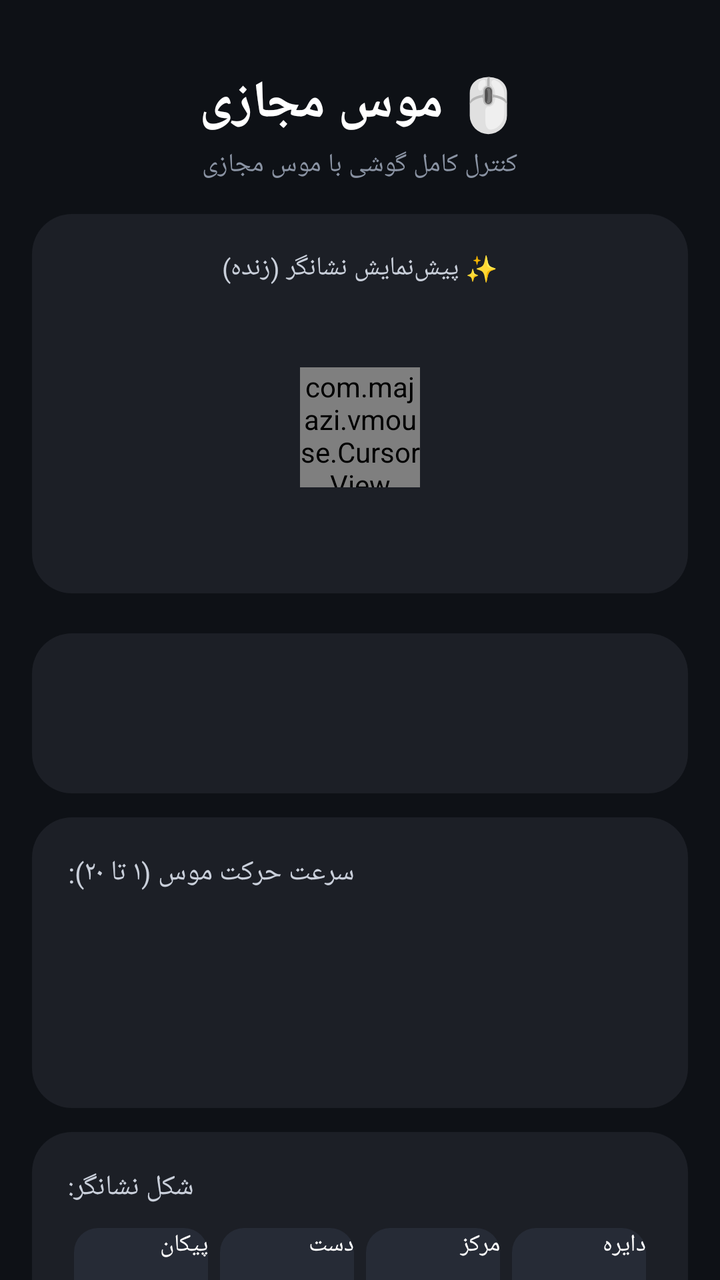
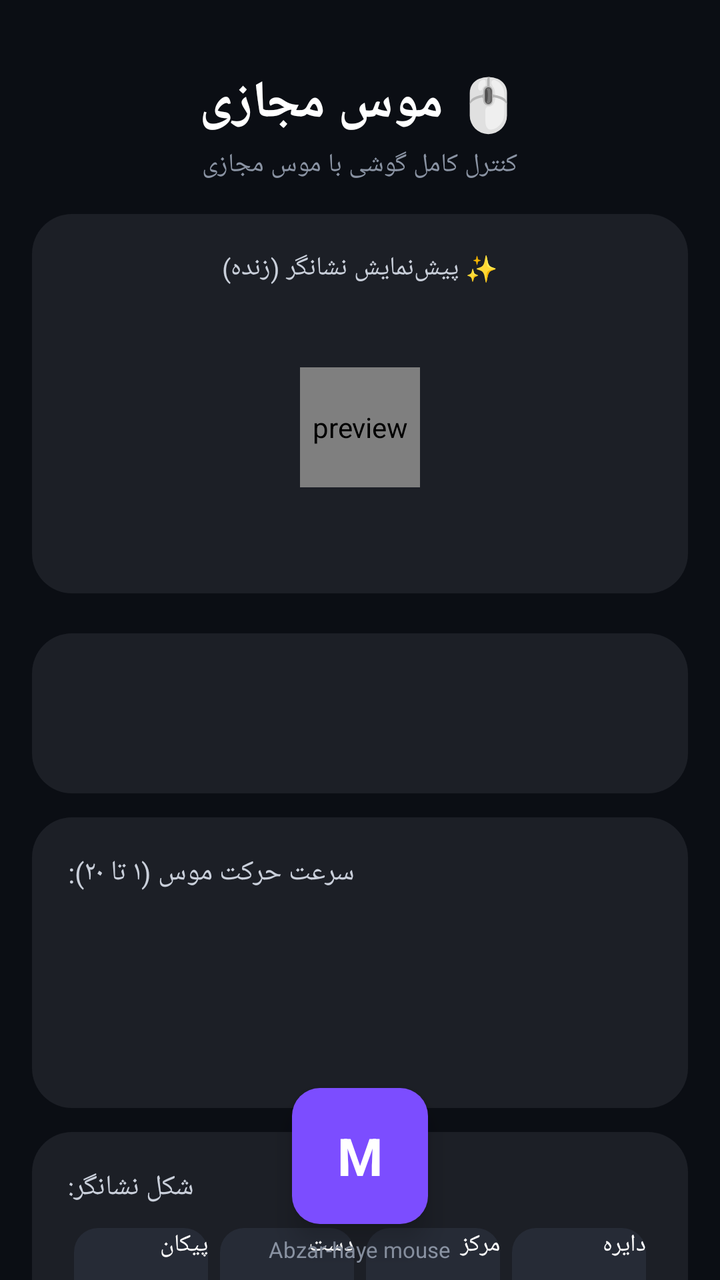

Compare the two renders of this Android layout. The source of the first and the diff that turns it into the second are given below.
<!-- AndroidManifest.xml: application theme AppTheme -->
<!-- res/layout/activity_main.xml -->
<?xml version="1.0" encoding="utf-8"?>
<ScrollView xmlns:android="http://schemas.android.com/apk/res/android"
    android:layout_width="match_parent"
    android:layout_height="match_parent"
    android:fillViewport="true"
    android:scrollbars="none">

    <LinearLayout
        android:layout_width="match_parent"
        android:layout_height="wrap_content"
        android:orientation="vertical"
        android:padding="16dp">

        <TextView
            android:layout_width="wrap_content"
            android:layout_height="wrap_content"
            android:layout_gravity="center"
            android:layout_marginTop="18dp"
            android:text="@string/title"
            android:textColor="#FFFFFF"
            android:textSize="26sp"
            android:textStyle="bold" />

        <TextView
            android:layout_width="wrap_content"
            android:layout_height="wrap_content"
            android:layout_gravity="center"
            android:layout_marginTop="4dp"
            android:text="کنترل کامل گوشی با موس مجازی"
            android:textColor="#8A93A3"
            android:textSize="13sp" />

        
        <LinearLayout
            android:layout_width="match_parent"
            android:layout_height="wrap_content"
            android:layout_marginTop="16dp"
            android:background="@drawable/bg_card"
            android:orientation="vertical"
            android:padding="18dp">

            <TextView
                android:layout_width="wrap_content"
                android:layout_height="wrap_content"
                android:layout_gravity="center"
                android:text="✨ پیش‌نمایش نشانگر (زنده)"
                android:textColor="#C9CFDA"
                android:textSize="13sp" />

            <FrameLayout
                android:layout_width="match_parent"
                android:layout_height="130dp"
                android:layout_marginTop="6dp">

                <com.majazi.vmouse.CursorView
                    android:id="@+id/cursor_preview"
                    android:layout_width="60dp"
                    android:layout_height="60dp"
                    android:layout_gravity="center" />
            </FrameLayout>
        </LinearLayout>

        
        <LinearLayout
            android:layout_width="match_parent"
            android:layout_height="wrap_content"
            android:layout_marginTop="20dp"
            android:background="@drawable/bg_card"
            android:orientation="vertical"
            android:padding="18dp">

            <TextView
                android:id="@+id/status_text"
                android:layout_width="wrap_content"
                android:layout_height="wrap_content"
                android:textColor="#FFFFFF"
                android:textSize="15sp" />

            <TextView
                android:id="@+id/notif_status"
                android:layout_width="wrap_content"
                android:layout_height="wrap_content"
                android:layout_marginTop="6dp"
                android:textColor="#8A93A3"
                android:textSize="13sp" />
        </LinearLayout>

        
        <LinearLayout
            android:layout_width="match_parent"
            android:layout_height="wrap_content"
            android:layout_marginTop="12dp"
            android:background="@drawable/bg_card"
            android:orientation="vertical"
            android:padding="18dp">

            <TextView
                android:layout_width="wrap_content"
                android:layout_height="wrap_content"
                android:text="@string/sensitivity_label"
                android:textColor="#C9CFDA"
                android:textSize="14sp" />

            <TextView
                android:id="@+id/sensitivity_label"
                android:layout_width="wrap_content"
                android:layout_height="wrap_content"
                android:layout_marginTop="4dp"
                android:textColor="#7C4DFF"
                android:textSize="15sp"
                android:textStyle="bold" />

            <SeekBar
                android:id="@+id/sensitivity_seek"
                android:layout_width="match_parent"
                android:layout_height="wrap_content"
                android:layout_marginTop="4dp" />

            <TextView
                android:id="@+id/size_label"
                android:layout_width="wrap_content"
                android:layout_height="wrap_content"
                android:layout_marginTop="10dp"
                android:textColor="#7C4DFF"
                android:textSize="15sp"
                android:textStyle="bold" />

            <SeekBar
                android:id="@+id/size_seek"
                android:layout_width="match_parent"
                android:layout_height="wrap_content"
                android:layout_marginTop="4dp" />

            <TextView
                android:id="@+id/current_config"
                android:layout_width="wrap_content"
                android:layout_height="wrap_content"
                android:layout_marginTop="10dp"
                android:textColor="#8A93A3"
                android:textSize="13sp" />
        </LinearLayout>

        
        <LinearLayout
            android:layout_width="match_parent"
            android:layout_height="wrap_content"
            android:layout_marginTop="12dp"
            android:background="@drawable/bg_card"
            android:orientation="vertical"
            android:padding="18dp">

            <TextView
                android:layout_width="wrap_content"
                android:layout_height="wrap_content"
                android:text="@string/shape_label"
                android:textColor="#C9CFDA"
                android:textSize="14sp" />

            <LinearLayout
                android:layout_width="match_parent"
                android:layout_height="wrap_content"
                android:layout_marginTop="8dp"
                android:orientation="horizontal">

                <Button
                    android:id="@+id/shape_arrow"
                    android:layout_width="0dp"
                    android:layout_height="38dp"
                    android:layout_margin="3dp"
                    android:layout_weight="1"
                    android:background="@drawable/bg_chip"
                    android:text="پیکان"
                    android:textColor="#FFFFFF"
                    android:textSize="12sp" />

                <Button
                    android:id="@+id/shape_hand"
                    android:layout_width="0dp"
                    android:layout_height="38dp"
                    android:layout_margin="3dp"
                    android:layout_weight="1"
                    android:background="@drawable/bg_chip"
                    android:text="دست"
                    android:textColor="#FFFFFF"
                    android:textSize="12sp" />

                <Button
                    android:id="@+id/shape_center"
                    android:layout_width="0dp"
                    android:layout_height="38dp"
                    android:layout_margin="3dp"
                    android:layout_weight="1"
                    android:background="@drawable/bg_chip"
                    android:text="مرکز"
                    android:textColor="#FFFFFF"
                    android:textSize="12sp" />

                <Button
                    android:id="@+id/shape_circle"
                    android:layout_width="0dp"
                    android:layout_height="38dp"
                    android:layout_margin="3dp"
                    android:layout_weight="1"
                    android:background="@drawable/bg_chip"
                    android:text="دایره"
                    android:textColor="#FFFFFF"
                    android:textSize="12sp" />
            </LinearLayout>

            <TextView
                android:layout_width="wrap_content"
                android:layout_height="wrap_content"
                android:layout_marginTop="14dp"
                android:text="@string/color_label"
                android:textColor="#C9CFDA"
                android:textSize="14sp" />

            <LinearLayout
                android:layout_width="wrap_content"
                android:layout_height="wrap_content"
                android:layout_marginTop="10dp"
                android:layout_gravity="center"
                android:orientation="horizontal">

                <Button
                    android:id="@+id/color_purple"
                    android:layout_width="40dp"
                    android:layout_height="40dp"
                    android:layout_margin="6dp"
                    android:background="@drawable/bg_dot_purple" />

                <Button
                    android:id="@+id/color_white"
                    android:layout_width="40dp"
                    android:layout_height="40dp"
                    android:layout_margin="6dp"
                    android:background="@drawable/bg_dot_white" />

                <Button
                    android:id="@+id/color_red"
                    android:layout_width="40dp"
                    android:layout_height="40dp"
                    android:layout_margin="6dp"
                    android:background="@drawable/bg_dot_red" />

                <Button
                    android:id="@+id/color_green"
                    android:layout_width="40dp"
                    android:layout_height="40dp"
                    android:layout_margin="6dp"
                    android:background="@drawable/bg_dot_green" />

                <Button
                    android:id="@+id/color_blue"
                    android:layout_width="40dp"
                    android:layout_height="40dp"
                    android:layout_margin="6dp"
                    android:background="@drawable/bg_dot_blue" />
            </LinearLayout>
        </LinearLayout>

        
        <LinearLayout
            android:layout_width="match_parent"
            android:layout_height="wrap_content"
            android:layout_marginTop="12dp"
            android:background="@drawable/bg_card"
            android:orientation="vertical"
            android:padding="18dp">

            <Button
                android:id="@+id/btn_accessibility"
                android:layout_width="match_parent"
                android:layout_height="46dp"
                android:background="@drawable/bg_accent"
                android:text="@string/open_accessibility"
                android:textColor="#FFFFFF"
                android:textSize="13sp" />

            <Button
                android:id="@+id/btn_app_info"
                android:layout_width="match_parent"
                android:layout_height="46dp"
                android:layout_marginTop="8dp"
                android:background="@drawable/bg_chip"
                android:text="@string/open_app_info"
                android:textColor="#FFFFFF"
                android:textSize="13sp" />

            <Button
                android:id="@+id/btn_notification"
                android:layout_width="match_parent"
                android:layout_height="46dp"
                android:layout_marginTop="8dp"
                android:background="@drawable/bg_chip"
                android:text="@string/request_notification"
                android:textColor="#FFFFFF"
                android:textSize="13sp" />
        </LinearLayout>

        
        <LinearLayout
            android:layout_width="match_parent"
            android:layout_height="wrap_content"
            android:layout_marginTop="12dp"
            android:background="@drawable/bg_card"
            android:orientation="vertical"
            android:padding="18dp">

            <TextView
                android:layout_width="wrap_content"
                android:layout_height="wrap_content"
                android:text="🎯 کالیبراسیون (اگر کلیک کمی جابه‌جا بود)"
                android:textColor="#C9CFDA"
                android:textSize="14sp" />

            <TextView
                android:layout_width="wrap_content"
                android:layout_height="wrap_content"
                android:layout_marginTop="8dp"
                android:text="افقی ← →"
                android:textColor="#8A93A3"
                android:textSize="12sp" />

            <SeekBar
                android:id="@+id/cal_x_seek"
                android:layout_width="match_parent"
                android:layout_height="wrap_content" />

            <TextView
                android:layout_width="wrap_content"
                android:layout_height="wrap_content"
                android:layout_marginTop="6dp"
                android:text="عمودی ↑ ↓"
                android:textColor="#8A93A3"
                android:textSize="12sp" />

            <SeekBar
                android:id="@+id/cal_y_seek"
                android:layout_width="match_parent"
                android:layout_height="wrap_content" />

            <Button
                android:id="@+id/btn_cal_reset"
                android:layout_width="match_parent"
                android:layout_height="40dp"
                android:layout_marginTop="10dp"
                android:background="@drawable/bg_chip"
                android:text="ریست کالیبراسیون"
                android:textColor="#FFFFFF"
                android:textSize="13sp" />
        </LinearLayout>

        
        <LinearLayout
            android:layout_width="match_parent"
            android:layout_height="wrap_content"
            android:layout_marginTop="12dp"
            android:layout_marginBottom="20dp"
            android:background="@drawable/bg_card"
            android:orientation="vertical"
            android:padding="18dp">

            <TextView
                android:layout_width="wrap_content"
                android:layout_height="wrap_content"
                android:text="@string/guide_title"
                android:textColor="#FFFFFF"
                android:textSize="16sp"
                android:textStyle="bold" />

            <TextView
                android:layout_width="wrap_content"
                android:layout_height="wrap_content"
                android:layout_marginTop="8dp"
                android:lineSpacingMultiplier="1.4"
                android:text="@string/guide_text"
                android:textColor="#B9C0CC"
                android:textSize="13sp" />
        </LinearLayout>

    </LinearLayout>
</ScrollView>
<!-- resources referenced by this layout -->
<resources>
  <!-- drawable bg_accent (drawable) -->
  <?xml version="1.0" encoding="utf-8"?>
  <shape xmlns:android="http://schemas.android.com/apk/res/android" android:shape="rectangle">
      <solid android:color="#7C4DFF" />
      <corners android:radius="14dp" />
  </shape>
  <!-- drawable bg_card (drawable) -->
  <?xml version="1.0" encoding="utf-8"?>
  <shape xmlns:android="http://schemas.android.com/apk/res/android" android:shape="rectangle">
      <solid android:color="#1C1F26" />
      <corners android:radius="20dp" />
  </shape>
  <!-- drawable bg_chip (drawable) -->
  <?xml version="1.0" encoding="utf-8"?>
  <shape xmlns:android="http://schemas.android.com/apk/res/android" android:shape="rectangle">
      <solid android:color="#262B36" />
      <corners android:radius="12dp" />
  </shape>
  <!-- drawable bg_dot_blue (drawable) -->
  <?xml version="1.0" encoding="utf-8"?>
  <shape xmlns:android="http://schemas.android.com/apk/res/android" android:shape="oval">
      <solid android:color="#2196F3" />
  </shape>
  <!-- drawable bg_dot_green (drawable) -->
  <?xml version="1.0" encoding="utf-8"?>
  <shape xmlns:android="http://schemas.android.com/apk/res/android" android:shape="oval">
      <solid android:color="#4CAF50" />
  </shape>
  <!-- drawable bg_dot_purple (drawable) -->
  <?xml version="1.0" encoding="utf-8"?>
  <shape xmlns:android="http://schemas.android.com/apk/res/android" android:shape="oval">
      <solid android:color="#9C27B0" />
  </shape>
  <!-- drawable bg_dot_red (drawable) -->
  <?xml version="1.0" encoding="utf-8"?>
  <shape xmlns:android="http://schemas.android.com/apk/res/android" android:shape="oval">
      <solid android:color="#F44336" />
  </shape>
  <!-- drawable bg_dot_white (drawable) -->
  <?xml version="1.0" encoding="utf-8"?>
  <shape xmlns:android="http://schemas.android.com/apk/res/android" android:shape="oval">
      <solid android:color="#FFFFFF" />
  </shape>
  <string name="color_label">رنگ نشانگر:</string>
  <string name="guide_text">۱) Accessibility را روشن کنید؛ Touchpad پایین صفحه و نشانگر ظاهر می‌شود.
  ⚠️ اگر پیام «تنظیمات محدود» (Restricted setting) دیدید: دکمه «اطلاعات برنامه» را بزنید ← منوی سه‌نقطه (⋮) بالا ← «اجازه تنظیمات محدود» را بزنید و دوباره امتحان کنید.
  ۲) حرکت انگشت روی Touchpad = جابه‌جایی نشانگر.
  ۳) Tap سریع = کلیک چپ • لمس طولانی = منو (کلیک چپ/راست، دابل کلیک، اسکرول، کپی، پیست، انتخاب همه).
  ۴) دکمه «درگ» = درگ‌کردن؛ دوباره بزنید تا رها شود.
  ۵) از نوتیفیکیشن می‌توانید موس را روشن/خاموش کنید.
  ⚠️ در صفحه رمز و اپ‌های بانکی اندروید اجازه کلیک نمی‌دهد.</string>
  <string name="guide_title">راهنمای استفاده</string>
  <string name="open_accessibility">فعال‌کردن Accessibility (تنظیمات)</string>
  <string name="open_app_info">باز کردن اطلاعات برنامه (برای «اجازه تنظیمات محدود»)</string>
  <string name="request_notification">دادن اجازه نوتیفیکیشن</string>
  <string name="sensitivity_label">سرعت حرکت موس (۱ تا ۲۰):</string>
  <string name="shape_label">شکل نشانگر:</string>
  <string name="title">🖱️ موس مجازی</string>
  <style name="AppTheme" parent="android:Theme.Material.NoActionBar">
          <item name="android:colorPrimary">#7C4DFF</item>
          <item name="android:colorAccent">#7C4DFF</item>
          <item name="android:windowBackground">#0E1116</item>
          <item name="android:statusBarColor">#0E1116</item>
          <item name="android:navigationBarColor">#0E1116</item>
      </style>
</resources>

<!-- the commit's change to res/layout/activity_main.xml (unified diff, before → after) -->
@@ -1,15 +1,20 @@
 <?xml version="1.0" encoding="utf-8"?>
-<ScrollView xmlns:android="http://schemas.android.com/apk/res/android"
+<FrameLayout xmlns:android="http://schemas.android.com/apk/res/android"
     android:layout_width="match_parent"
     android:layout_height="match_parent"
-    android:fillViewport="true"
-    android:scrollbars="none">
-
-    <LinearLayout
+    android:background="#0B0E14">
+
+    <ScrollView
         android:layout_width="match_parent"
-        android:layout_height="wrap_content"
-        android:orientation="vertical"
-        android:padding="16dp">
+        android:layout_height="match_parent"
+        android:fillViewport="true"
+        android:scrollbars="none">
+
+        <LinearLayout
+            android:layout_width="match_parent"
+            android:layout_height="wrap_content"
+            android:orientation="vertical"
+            android:padding="16dp">
 
         <TextView
             android:layout_width="wrap_content"
@@ -52,11 +57,12 @@
                 android:layout_height="130dp"
                 android:layout_marginTop="6dp">
 
-                <com.majazi.vmouse.CursorView
+            <com.majazi.vmouse.CursorView
                     android:id="@+id/cursor_preview"
                     android:layout_width="60dp"
                     android:layout_height="60dp"
-                    android:layout_gravity="center" />
+                    android:layout_gravity="center"
+                    android:contentDescription="preview" />
             </FrameLayout>
         </LinearLayout>
 
@@ -379,5 +385,272 @@
                 android:textSize="13sp" />
         </LinearLayout>
 
+        
+        <View
+            android:layout_width="match_parent"
+            android:layout_height="170dp" />
+
     </LinearLayout>
-</ScrollView>
+    </ScrollView>
+
+    
+    <View
+        android:id="@+id/tool_scrim"
+        android:layout_width="match_parent"
+        android:layout_height="match_parent"
+        android:background="#AA000000"
+        android:visibility="gone" />
+
+    <LinearLayout
+        android:id="@+id/tool_ring"
+        android:layout_width="match_parent"
+        android:layout_height="wrap_content"
+        android:layout_gravity="bottom|center_horizontal"
+        android:layout_marginBottom="110dp"
+        android:gravity="center_horizontal"
+        android:orientation="vertical"
+        android:visibility="gone">
+
+        
+        <LinearLayout
+            android:layout_width="wrap_content"
+            android:layout_height="wrap_content"
+            android:orientation="horizontal">
+
+            <TextView
+                android:id="@+id/tool_L"
+                android:layout_width="56dp"
+                android:layout_height="56dp"
+                android:layout_margin="5dp"
+                android:background="@drawable/bg_accent"
+                android:gravity="center"
+                android:text="L"
+                android:textColor="#FFFFFF"
+                android:textSize="18sp"
+                android:textStyle="bold" />
+
+            <TextView
+                android:id="@+id/tool_R"
+                android:layout_width="56dp"
+                android:layout_height="56dp"
+                android:layout_margin="5dp"
+                android:background="@drawable/bg_chip"
+                android:gravity="center"
+                android:text="R"
+                android:textColor="#FFFFFF"
+                android:textSize="18sp"
+                android:textStyle="bold" />
+
+            <TextView
+                android:id="@+id/tool_2x"
+                android:layout_width="56dp"
+                android:layout_height="56dp"
+                android:layout_margin="5dp"
+                android:background="@drawable/bg_chip"
+                android:gravity="center"
+                android:text="2x"
+                android:textColor="#FFFFFF"
+                android:textSize="18sp"
+                android:textStyle="bold" />
+
+            <TextView
+                android:id="@+id/tool_H"
+                android:layout_width="56dp"
+                android:layout_height="56dp"
+                android:layout_margin="5dp"
+                android:background="@drawable/bg_chip"
+                android:gravity="center"
+                android:text="H"
+                android:textColor="#FFFFFF"
+                android:textSize="18sp"
+                android:textStyle="bold" />
+        </LinearLayout>
+
+        
+        <LinearLayout
+            android:layout_width="wrap_content"
+            android:layout_height="wrap_content"
+            android:layout_marginTop="2dp"
+            android:orientation="horizontal">
+
+            <TextView
+                android:id="@+id/tool_up"
+                android:layout_width="48dp"
+                android:layout_height="48dp"
+                android:layout_margin="4dp"
+                android:background="@drawable/bg_chip"
+                android:gravity="center"
+                android:text="UP"
+                android:textColor="#FFFFFF"
+                android:textSize="14sp"
+                android:textStyle="bold" />
+
+            <TextView
+                android:id="@+id/tool_down"
+                android:layout_width="48dp"
+                android:layout_height="48dp"
+                android:layout_margin="4dp"
+                android:background="@drawable/bg_chip"
+                android:gravity="center"
+                android:text="DN"
+                android:textColor="#FFFFFF"
+                android:textSize="14sp"
+                android:textStyle="bold" />
+
+            <TextView
+                android:id="@+id/tool_back"
+                android:layout_width="48dp"
+                android:layout_height="48dp"
+                android:layout_margin="4dp"
+                android:background="@drawable/bg_chip"
+                android:gravity="center"
+                android:text="BK"
+                android:textColor="#FFFFFF"
+                android:textSize="14sp"
+                android:textStyle="bold" />
+
+            <TextView
+                android:id="@+id/tool_home"
+                android:layout_width="48dp"
+                android:layout_height="48dp"
+                android:layout_margin="4dp"
+                android:background="@drawable/bg_chip"
+                android:gravity="center"
+                android:text="HM"
+                android:textColor="#FFFFFF"
+                android:textSize="14sp"
+                android:textStyle="bold" />
+
+            <TextView
+                android:id="@+id/tool_recent"
+                android:layout_width="48dp"
+                android:layout_height="48dp"
+                android:layout_margin="4dp"
+                android:background="@drawable/bg_chip"
+                android:gravity="center"
+                android:text="RC"
+                android:textColor="#FFFFFF"
+                android:textSize="14sp"
+                android:textStyle="bold" />
+        </LinearLayout>
+
+        
+        <LinearLayout
+            android:layout_width="wrap_content"
+            android:layout_height="wrap_content"
+            android:layout_marginTop="6dp"
+            android:orientation="horizontal">
+
+            <LinearLayout
+                android:layout_width="wrap_content"
+                android:layout_height="wrap_content"
+                android:orientation="vertical">
+
+                <TextView
+                    android:id="@+id/pad_u"
+                    android:layout_width="52dp"
+                    android:layout_height="44dp"
+                    android:layout_margin="2dp"
+                    android:background="@drawable/bg_chip"
+                    android:gravity="center"
+                    android:text="U"
+                    android:textColor="#7C4DFF"
+                    android:textSize="16sp"
+                    android:textStyle="bold" />
+
+                <LinearLayout
+                    android:layout_width="wrap_content"
+                    android:layout_height="wrap_content"
+                    android:orientation="horizontal">
+
+                    <TextView
+                        android:id="@+id/pad_l"
+                        android:layout_width="52dp"
+                        android:layout_height="44dp"
+                        android:layout_margin="2dp"
+                        android:background="@drawable/bg_chip"
+                        android:gravity="center"
+                        android:text="Lf"
+                        android:textColor="#7C4DFF"
+                        android:textSize="15sp"
+                        android:textStyle="bold" />
+
+                    <TextView
+                        android:id="@+id/pad_c"
+                        android:layout_width="52dp"
+                        android:layout_height="44dp"
+                        android:layout_margin="2dp"
+                        android:background="@drawable/bg_accent"
+                        android:gravity="center"
+                        android:text="OK"
+                        android:textColor="#FFFFFF"
+                        android:textSize="15sp"
+                        android:textStyle="bold" />
+
+                    <TextView
+                        android:id="@+id/pad_r"
+                        android:layout_width="52dp"
+                        android:layout_height="44dp"
+                        android:layout_margin="2dp"
+                        android:background="@drawable/bg_chip"
+                        android:gravity="center"
+                        android:text="Rt"
+                        android:textColor="#7C4DFF"
+                        android:textSize="15sp"
+                        android:textStyle="bold" />
+                </LinearLayout>
+
+                <TextView
+                    android:id="@+id/pad_d"
+                    android:layout_width="52dp"
+                    android:layout_height="44dp"
+                    android:layout_margin="2dp"
+                    android:background="@drawable/bg_chip"
+                    android:gravity="center"
+                    android:text="D"
+                    android:textColor="#7C4DFF"
+                    android:textSize="16sp"
+                    android:textStyle="bold" />
+            </LinearLayout>
+
+            <TextView
+                android:id="@+id/tool_lock"
+                android:layout_width="56dp"
+                android:layout_height="56dp"
+                android:layout_gravity="center_vertical"
+                android:layout_marginStart="10dp"
+                android:background="@drawable/bg_chip"
+                android:gravity="center"
+                android:text="DONE"
+                android:textColor="#4CAF50"
+                android:textSize="13sp"
+                android:textStyle="bold" />
+        </LinearLayout>
+    </LinearLayout>
+
+    
+    <TextView
+        android:id="@+id/tool_fab"
+        android:layout_width="68dp"
+        android:layout_height="68dp"
+        android:layout_gravity="bottom|center_horizontal"
+        android:layout_marginBottom="28dp"
+        android:background="@drawable/bg_accent"
+        android:elevation="8dp"
+        android:gravity="center"
+        android:text="M"
+        android:textColor="#FFFFFF"
+        android:textSize="26sp"
+        android:textStyle="bold" />
+
+    <TextView
+        android:id="@+id/tool_hint"
+        android:layout_width="wrap_content"
+        android:layout_height="wrap_content"
+        android:layout_gravity="bottom|center_horizontal"
+        android:layout_marginBottom="8dp"
+        android:text="Abzar-haye mouse"
+        android:textColor="#8A93A3"
+        android:textSize="11sp" />
+
+</FrameLayout>
